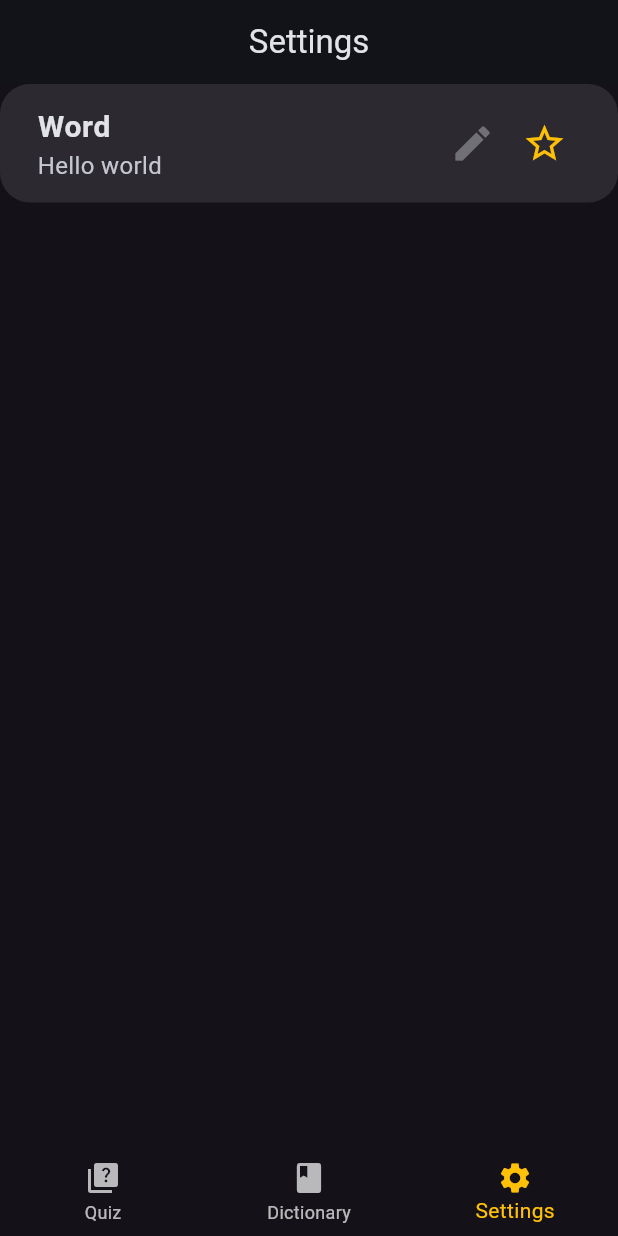
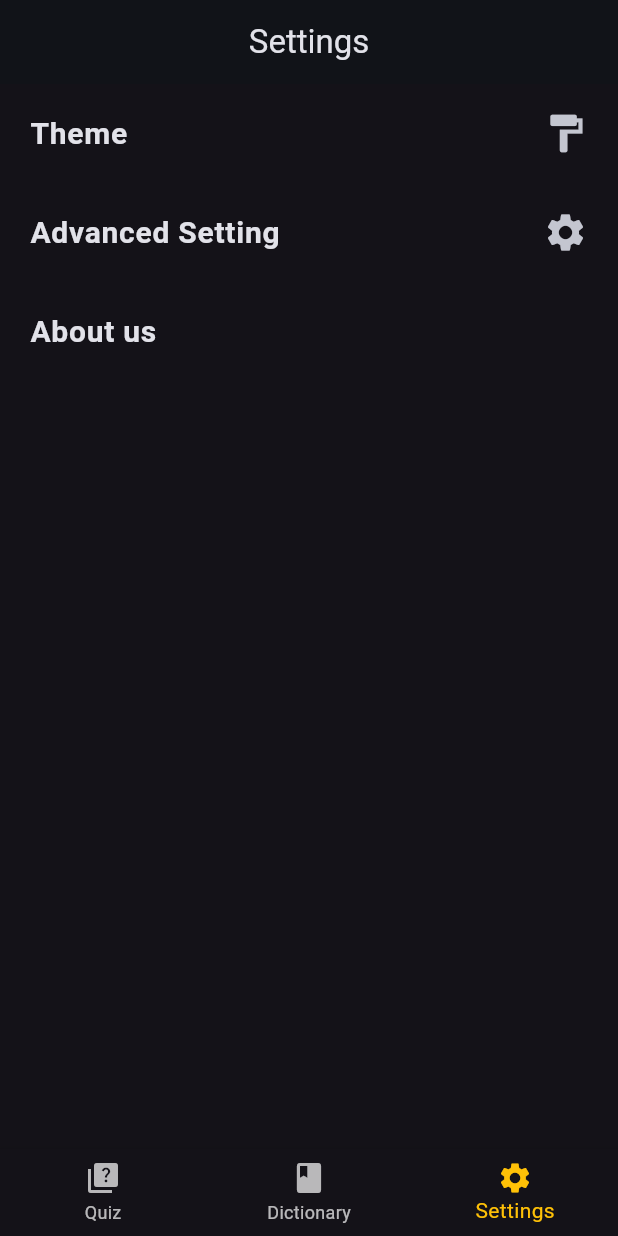
Before and after one commit to prudok/coriz, a Flutter app: the screen it shows after launch, item 3 of the bottom bar chosen, on a phone screen of 412 x 824 dp. Run offline on Flutter 3.47's test engine with Material 2 defaults, Android fonts, the phone set to English and light mode, and no system bars; our stand-ins replace flutter_riverpod, flutter_swiper_view, freezed_annotation, go_router.

Commit message:
add new features

```diff
--- a/lib/config/routes/router.dart
+++ b/lib/config/routes/router.dart
@@ -1,6 +1,7 @@
 import 'package:flutter/material.dart';
 import 'package:go_router/go_router.dart';
 
+import '../../presentation/views/edit_quiz_view.dart';
 import '../../presentation/views/dictionary_view.dart';
 import '../../presentation/views/home_view.dart';
 
@@ -12,6 +13,16 @@ final GoRouter router = GoRouter(
       builder: (BuildContext context, GoRouterState state) => const HomeView(),
     ),
     GoRoute(
+      path: '/edit',
+      builder: (BuildContext context, GoRouterState state) =>
+          const EditQuizView(),
+    ),
+    GoRoute(
+      path: '/edit:id',
+      builder: (BuildContext context, GoRouterState state) =>
+          EditQuizView(quizId: state.params['id']),
+    ),
+    GoRoute(
       path: DictionaryView.routeName,
       builder: (BuildContext context, GoRouterState state) =>
           const DictionaryView(),
--- a/lib/presentation/views/dictionary_view.dart
+++ b/lib/presentation/views/dictionary_view.dart
@@ -7,7 +7,7 @@ class DictionaryView extends StatelessWidget {
 
   @override
   Widget build(BuildContext context) {
-    return Scaffold(
+    return const Scaffold(
       body: QuizListView(),
     );
   }
@@ -25,7 +25,7 @@ class QuizListView extends StatelessWidget {
       itemBuilder: (context, index) {
         return Container(
           margin: const EdgeInsets.symmetric(horizontal: 10.0, vertical: 6.0),
-          child: QuizTile(),
+          child: const QuizTile(),
         );
       },
     );
--- a/lib/presentation/views/home_view.dart
+++ b/lib/presentation/views/home_view.dart
@@ -1,14 +1,14 @@
 import 'package:flutter/material.dart';
 import 'package:flutter_swiper_view/flutter_swiper_view.dart';
-import 'package:quizzylite/presentation/views/dictionary_view.dart';
 
+import 'dictionary_view.dart';
+import 'settings_view.dart';
 import '../widgets/quiz_card.dart';
-import '../widgets/quiz_tile.dart';
 import '../../core/constants/app_colors.dart';
 
 class HomeView extends StatefulWidget {
   const HomeView({Key? key}) : super(key: key);
-  static const routeName = '/home';
+  static const routeName = '/';
 
   @override
   State<HomeView> createState() => _HomeViewState();
@@ -24,7 +24,7 @@ class _HomeViewState extends State<HomeView> {
   static const _viewsOptions = <Widget>[
     HomeListView(),
     DictionaryView(),
-    QuizTile(), //TODO: add settings view
+    SettingsView(), //TODO: add settings view
   ];
 
   void _onItemTapped(int index) {
--- /dev/null
+++ b/lib/presentation/views/settings_view.dart
@@ -0,0 +1,37 @@
+import 'package:flutter/material.dart';
+
+import '../../core/constants/app_text_styles.dart';
+
+class SettingsView extends StatelessWidget {
+  const SettingsView({Key? key}) : super(key: key);
+
+  @override
+  Widget build(BuildContext context) {
+    return const Scaffold(
+      body: Column(
+        children: [
+          OptionTile(title: 'Theme', icon: Icons.format_paint),
+          OptionTile(title: 'Advanced Setting', icon: Icons.settings),
+          OptionTile(title: 'About us'),
+        ],
+      ),
+    );
+  }
+}
+
+class OptionTile extends StatelessWidget {
+  const OptionTile({super.key, required this.title, this.icon});
+
+  final String title;
+  final IconData? icon;
+
+  @override
+  Widget build(BuildContext context) {
+    return ListTile(
+      contentPadding:
+          const EdgeInsets.symmetric(horizontal: 20.0, vertical: 5.0),
+      title: Text(title, style: AppTextStyles.bodyLarge),
+      trailing: Icon(icon, size: 30),
+    );
+  }
+}
--- a/lib/presentation/widgets/quiz_tile.dart
+++ b/lib/presentation/widgets/quiz_tile.dart
@@ -1,4 +1,6 @@
 import 'package:flutter/material.dart';
+import 'package:go_router/go_router.dart';
+import 'package:quizzylite/presentation/views/edit_quiz_view.dart';
 
 import '../../core/constants/app_colors.dart';
 import '../../core/constants/app_text_styles.dart';
@@ -28,9 +30,12 @@ class _QuizTileState extends State<QuizTile> {
       tileColor: AppColors.lightGrey,
       trailing: Wrap(
         children: [
-          const IconButton(
-            onPressed: null,
-            icon: Icon(
+          IconButton(
+            onPressed: () {
+              //TODO: add functionality
+              context.push(EditQuizView.routeName);
+            },
+            icon: const Icon(
               Icons.edit,
               size: 30,
             ),
--- a/pubspec.yaml
+++ b/pubspec.yaml
@@ -41,6 +41,8 @@ dependencies:
   json_annotation: ^4.8.0
   go_router: ^6.5.1
   dartz: ^0.10.1
+  path_provider: ^2.0.14
+  flutter_riverpod: ^2.3.2
 
 dev_dependencies:
   flutter_test:
```
Also changed, not shown: lib/data/datasource/files/files.dart (added, +9 -0 lines), lib/data/datasource/files/filesImpl.dart (added, +40 -0 lines), lib/data/datasource/module.dart (added, +8 -0 lines), lib/data/repository/quiz_repository_impl.dart (added, +66 -0 lines), lib/presentation/views/edit_quiz_view.dart (added, +56 -0 lines), lib/core/constants/phone_sizes.dart (deleted), pubspec.lock, 3 other files.
